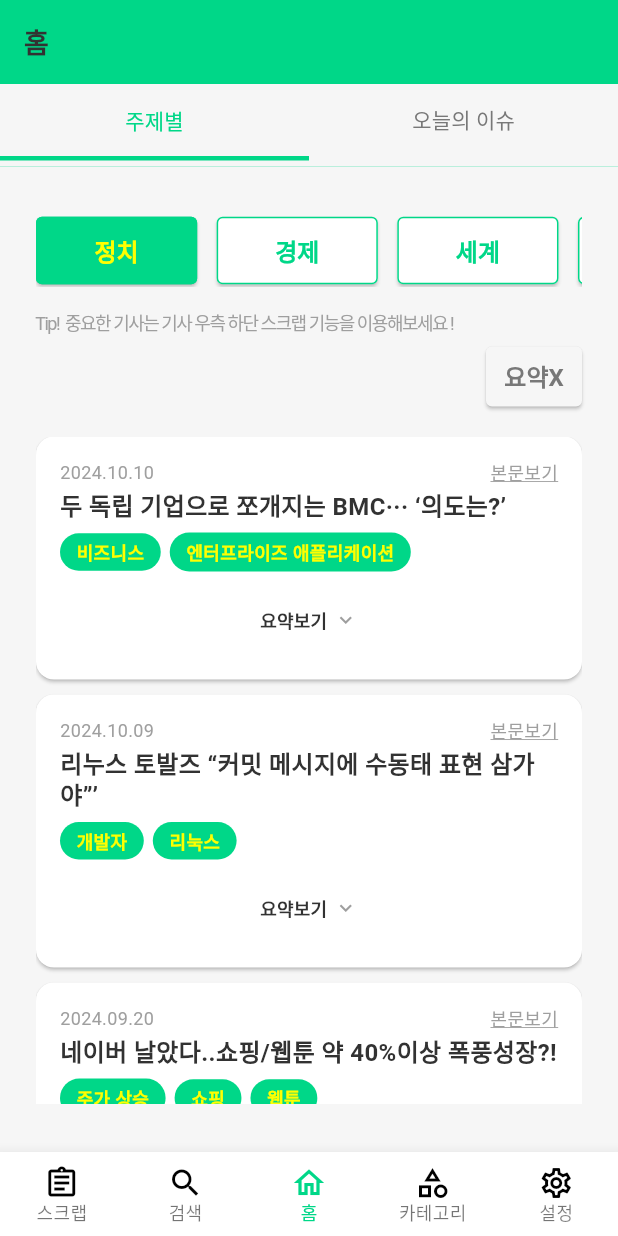
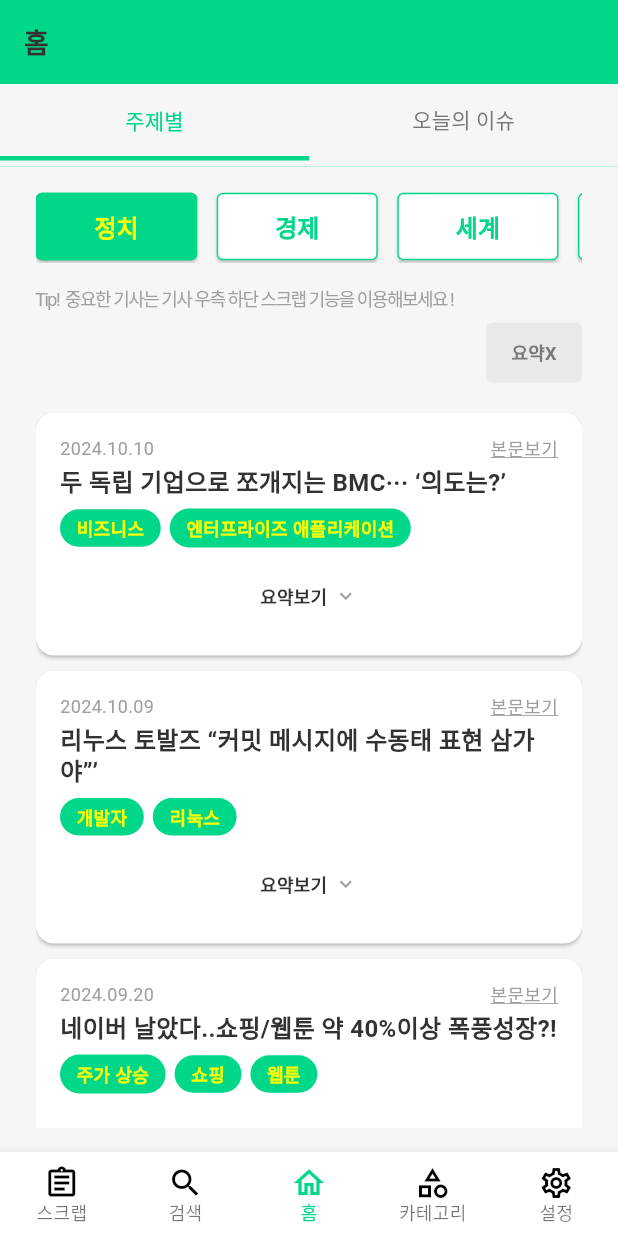
Before and after one commit to AjouGoodNews/Flutter-FrontEnd, a Flutter app: the screen it shows once a user with an empty profile is signed in, on a phone screen of 412 x 824 dp. Run offline on Flutter 3.47's test engine with Material 3 defaults, Android fonts, the phone set to English and light mode, and no system bars; our stand-ins replace firebase_auth, firebase_core, gap, google_sign_in, logger, sign_in_with_apple; accounts and stored records are empty; Roboto replaces fonts that are missing (Pretendard).

Commit message:
Design: Change summary button style

```diff
--- a/lib/screens/news_category/news_category_screen.dart
+++ b/lib/screens/news_category/news_category_screen.dart
@@ -149,7 +149,7 @@ class _NewsCategoryScreen extends State<NewsCategoryScreen> {
           ),
           SafeArea(
             child: Padding(
-              padding: EdgeInsets.symmetric(horizontal: defaultGapM * 2, vertical: defaultGapL * 2),
+              padding: EdgeInsets.symmetric(horizontal: defaultGapM * 2, vertical: defaultGapL),
               child: Column(
                 crossAxisAlignment: CrossAxisAlignment.start,
                 children: [
@@ -176,21 +176,20 @@ class _NewsCategoryScreen extends State<NewsCategoryScreen> {
                   Row(
                     mainAxisAlignment: MainAxisAlignment.end,
                     children: [
-                      ElevatedButton(
+                      TextButton(
                         onPressed: _onSummaryButtonClick,
                         child: Text(
                           _isSummary ? '요약X' : '요약O',
-                          style: TextStyle(color: _isSummary ? darkGray : Colors.white),
+                          style: CustomTextStyle.caption2.apply(color: _isSummary ? darkGray : Colors.white), // 색상 변경
                         ),
-                        style: ElevatedButton.styleFrom(
-                          backgroundColor: _isSummary ? lightGray : primary,
+                        style: TextButton.styleFrom(
+                          backgroundColor: _isSummary ? semiGray : primary, // 배경색 조정
+                          padding: EdgeInsets.symmetric(horizontal: 4, vertical: 2), // padding 조정
                           shape: RoundedRectangleBorder(
                             borderRadius: BorderRadius.circular(4), // 라운드 모서리
                           ),
-                          padding: EdgeInsets.symmetric(horizontal: 8, vertical: 0), // padding 조정
-                          textStyle: CustomTextStyle.body1,
                         ),
-                      )
+                      ),
                     ],
                   ),
 
--- a/lib/themes/custom_color.dart
+++ b/lib/themes/custom_color.dart
@@ -8,6 +8,7 @@ const Color lightPrimary = Color(0xFFDBFFF2);
 const Color black = Color(0xFF323232);
 const Color darkGray = Color(0xFF787878);
 const Color gray = Color(0xFF9F9F9F);
+const Color semiGray = Color(0xFFE9E9E9);
 const Color lightGray = Color(0xFFF6F6F6);
 const Color white = Color(0xFFFAFAFA);
 
```
